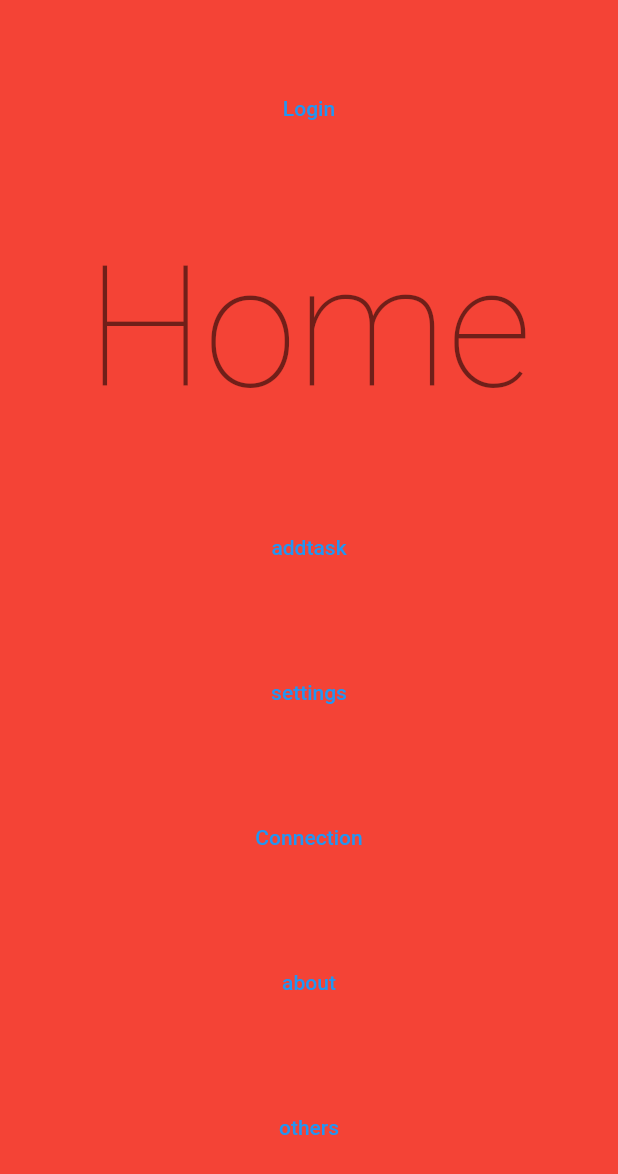
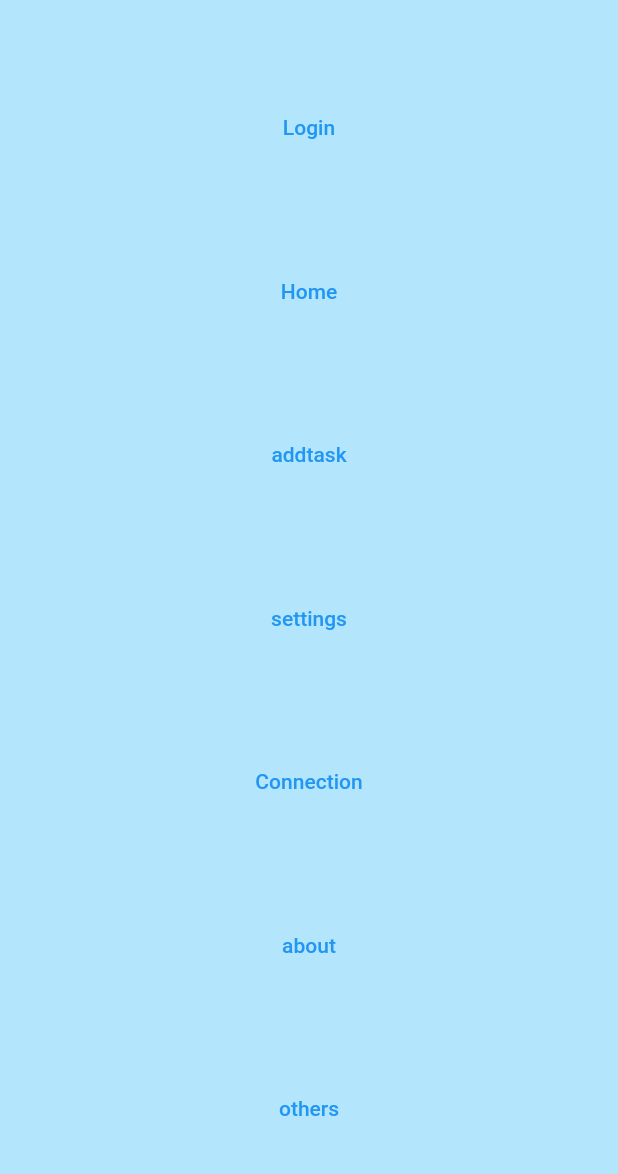
Before and after one commit to icebox-dev/Go-Todo-, a Flutter app: the screen it shows after launch, on a phone screen of 412 x 824 dp. Shown: the top 1174 px of the screen. Run offline on Flutter 3.47's test engine with Material 2 defaults, Android fonts, the phone set to English and light mode, and no system bars.

Commit message:
Connection page initial UI

```diff
--- a/lib/main.dart
+++ b/lib/main.dart
@@ -1,5 +1,8 @@
 import 'package:flutter/material.dart';
+import 'package:go_todo/Screens/about.dart';
 import 'package:go_todo/navigation_screen.dart';
+
+import 'Screens/connecion_screen.dart';
 
 void main() {
   runApp(const MyApp());
@@ -15,39 +18,18 @@ class MyApp extends StatelessWidget {
       title: 'Go-Todo',
       themeMode: ThemeMode.system,
       darkTheme: ThemeData(
-        scaffoldBackgroundColor: Colors.lightBlue,
-
-            textTheme: TextTheme(
-          headline1: TextStyle(
-            color: Colors.white
-          )
+        scaffoldBackgroundColor: Colors.black12,
+    ),
+      theme: ThemeData(
+        scaffoldBackgroundColor: Colors.lightBlue[100],
       ),
-      extensions: const <ThemeExtension<dynamic>>[
-
-      ]
-
-
-
-
-
-      ),
-      theme: ThemeData(
-        scaffoldBackgroundColor: Colors.red,
-        appBarTheme: AppBarTheme(
-
-        ),
-        // This is the theme of your application.
-        //
-        // Try running your application with "flutter run". You'll see the
-        // application has a blue toolbar. Then, without quitting the app, try
-        // changing the primarySwatch below to Colors.green and then invoke
-        // "hot reload" (press "r" in the console where you ran "flutter run",
-        // or simply save your changes to "hot reload" in a Flutter IDE).
-        // Notice that the counter didn't reset back to zero; the application
-        // is not restarted.
-        primarySwatch: Colors.blue,
-      ),
-      home: const NavigationScreen(),
+      // home: AboutScreen(),
+      routes: {
+        '/': (context) => const NavigationScreen(),
+        '/about': (context) => const AboutScreen(),
+        '/connections':(context)=> const ConnectionsScreen()
+      },
+      initialRoute: '/',
     );
   }
 }
--- a/lib/navigation_screen.dart
+++ b/lib/navigation_screen.dart
@@ -13,18 +13,17 @@ class NavigationScreen extends StatelessWidget {
             mainAxisAlignment: MainAxisAlignment.spaceEvenly,
             children: [
               TextButton(onPressed: (){}, child: Text("Login")),
-              TextButton(onPressed: (){}, child: Text("Home",style:Theme.of(context).textTheme.headline1,
-
-              ),),
+              TextButton(onPressed: (){}, child: Text("Home"),),
               TextButton(onPressed: (){}, child: Text("addtask")),
               TextButton(onPressed: (){}, child: Text("settings")),
-              TextButton(onPressed: (){}, child: Text("Connection")),
-              TextButton(onPressed: (){}, child: Text("about")),
+              TextButton(onPressed: (){
+                Navigator.pushNamed(context, '/connections');
+              }, child: Text("Connection")),
+              TextButton(onPressed: (){
+                Navigator.pushNamed(context, '/about');
+              }, child: Text("about")),
               TextButton(onPressed: (){}, child: Text("others")),
-
             ],
-
-
           ),
         ),
       ),
```
Also changed, not shown: lib/Screens/about.dart (+20 -0 lines), lib/Screens/connecion_screen.dart (+156 -0 lines).
